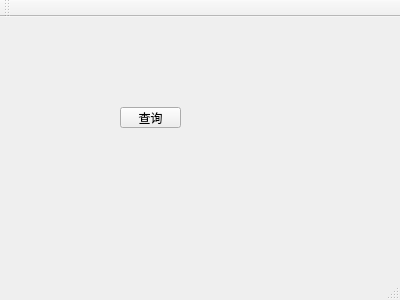
Before: the Qt Designer form querymodel/mainwindow.ui in Hankerr/QTProject, drawn with Qt 5.
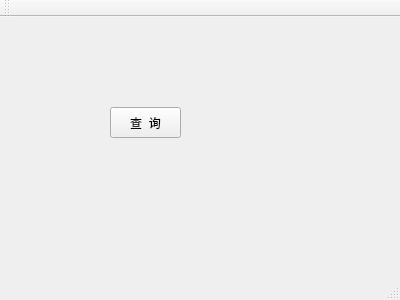
After: the same form once the commit is applied.

Patch:
```diff
--- a/querymodel/mainwindow.ui
+++ b/querymodel/mainwindow.ui
@@ -17,14 +17,14 @@
    <widget class="QPushButton" name="pushButton">
     <property name="geometry">
      <rect>
-      <x>120</x>
+      <x>110</x>
       <y>90</y>
-      <width>61</width>
-      <height>21</height>
+      <width>71</width>
+      <height>31</height>
      </rect>
     </property>
     <property name="text">
-     <string>查询</string>
+     <string>查  询</string>
     </property>
    </widget>
   </widget>
```
